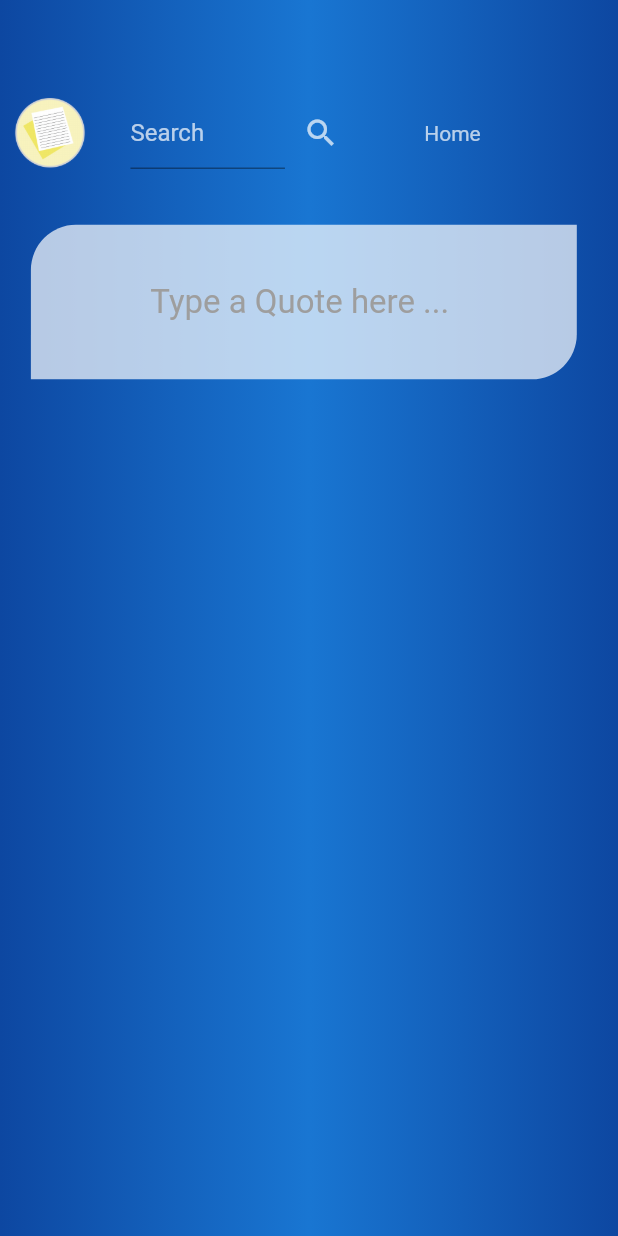
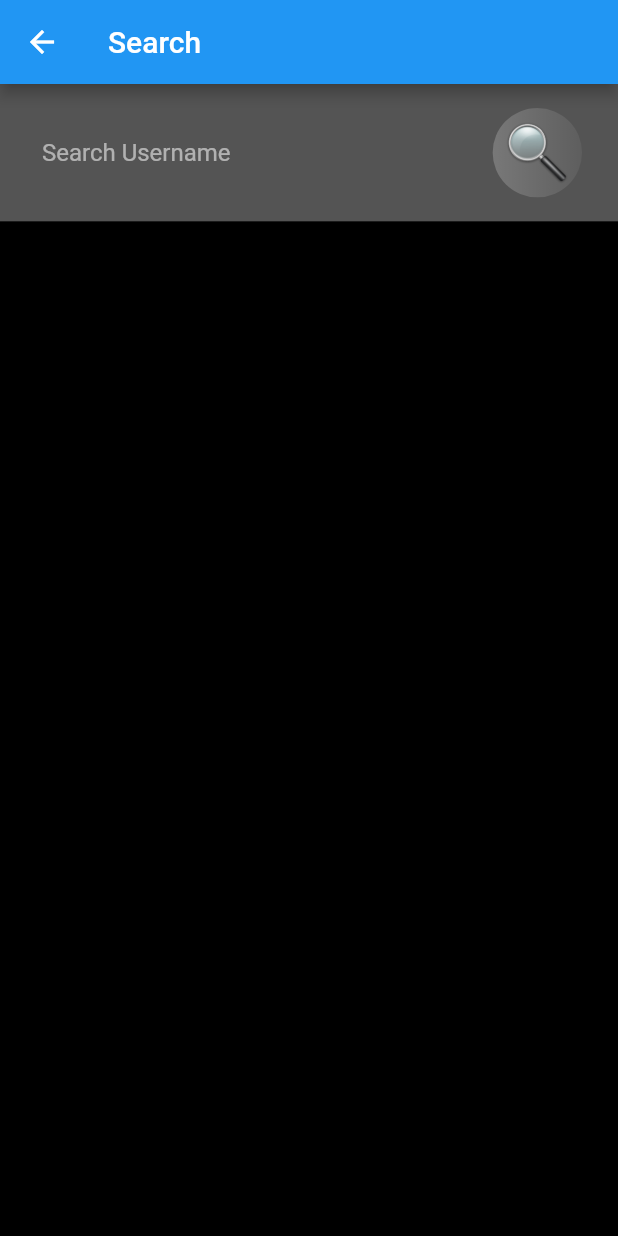
Before and after one commit to MeDoGaD/FeedMeBack, a Flutter app: the AllQuotes screen opened directly, after a tap on the "search" icon, on a phone screen of 412 x 824 dp. Run offline on Flutter 3.47's test engine with Material 2 defaults, Android fonts, the phone set to English and light mode, and no system bars; our stand-ins replace cloud_firestore, firebase_auth, firebase_database, shared_preferences; accounts and stored records are empty.

Commit message:
searchPageAdded

```diff
--- a/lib/pages/quotes.dart
+++ b/lib/pages/quotes.dart
@@ -3,6 +3,7 @@ import 'package:feedme/UI_models/CommentUi_model.dart';
 import 'package:feedme/model/quot_model.dart';
 import 'package:feedme/model/user_model.dart';
 import 'package:feedme/pages/profile.dart';
+import 'package:feedme/pages/search.dart';
 import 'package:feedme/services/database.dart';
 import 'package:firebase_database/firebase_database.dart';
 import 'package:flutter/cupertino.dart';
@@ -76,7 +77,10 @@ class _AllQuotesState extends State<AllQuotes> {
                       SizedBox(width: scwidth * 1 / 15),
                       Container(
                           width: scwidth * 1 / 4,
-                          child: TextField(
+                          child: TextField(onTap: (){ Navigator.push(
+                              context,
+                              MaterialPageRoute(
+                                  builder: (context) => new Search()));},
                             controller: _searchController,
                             decoration: InputDecoration(
                               hintText: 'Search',
@@ -90,9 +94,13 @@ class _AllQuotesState extends State<AllQuotes> {
                           color: Colors.white70,
                         ),
                         onPressed: ()async {
-                            User u = await _dataBaseMethods.getUser(_searchController.text);
-                            if(u != null)
-                              print(u.email);
+                           // User u = await _dataBaseMethods.getUser(_searchController.text);
+                            //if(u != null)
+                             // print(u.email);
+                          Navigator.push(
+                              context,
+                              MaterialPageRoute(
+                                  builder: (context) => new Search()));
                         },
                       ),
                       SizedBox(width: scwidth * 1 / 20),
--- /dev/null
+++ b/lib/pages/search.dart
@@ -0,0 +1,132 @@
+import 'package:feedme/helper/helperfunctions.dart';
+import 'package:cloud_firestore/cloud_firestore.dart';
+import 'package:flutter/material.dart';
+import 'package:feedme/services/database.dart';
+import 'package:feedme/Widgets/widget.dart';
+class Search extends StatefulWidget {
+  @override
+  _SearchState createState() => _SearchState();
+}
+
+String _myName;
+
+class _SearchState extends State<Search> {
+  TextEditingController _searchResult = new TextEditingController();
+  DataBaseMethods dataBaseMethods = new DataBaseMethods();
+
+  initialSearch() {
+
+  }
+
+  Widget searchList() {
+    return Container();
+  }
+
+  @override
+  void initState() {
+    super.initState();
+  }
+
+  Widget searchTile({String username, String useremail}) {
+    return Container(
+      padding: EdgeInsets.symmetric(horizontal: 24, vertical: 16),
+      child: Row(
+        children: [
+          Column(
+            crossAxisAlignment: CrossAxisAlignment.start,
+            children: [
+              Text(
+                username,
+                style: mediumTextStyle(),
+              ),
+              Text(
+                useremail,
+                style: mediumTextStyle(),
+              ),
+            ],
+          ),
+          Spacer(),
+          GestureDetector(
+            onTap: () {
+            },
+            child: Container(
+              decoration: BoxDecoration(
+                  color: Colors.blue, borderRadius: BorderRadius.circular(30)),
+              padding: EdgeInsets.symmetric(horizontal: 16, vertical: 16),
+              child: Text(
+                "Show Profile",
+                style: mediumTextStyle(),
+              ),
+            ),
+          ),
+        ],
+      ),
+    );
+  }
+
+  @override
+  Widget build(BuildContext context) {
+    return Scaffold(
+      backgroundColor: Colors.black,
+      appBar: AppBar(
+        title: Text("Search"),
+      ),
+      body: Container(
+        child: Column(
+          children: [
+            Container(
+              color: Color(0x54ffffff),
+              height: MediaQuery.of(context).size.height / 9,
+              padding: EdgeInsets.symmetric(horizontal: 24, vertical: 16),
+              child: Row(
+                children: [
+                  Expanded(
+                      child: Padding(
+                        padding: const EdgeInsets.only(left: 4),
+                        child: TextField(
+                          controller: _searchResult,
+                          style: TextStyle(color: Colors.white),
+                          decoration: InputDecoration(
+                              hintText: "Search Username",
+                              hintStyle: TextStyle(color: Colors.white54),
+                              border: InputBorder.none),
+                        ),
+                      )),
+                  GestureDetector(
+                    onTap: () {
+                      //initialSearch();
+                    },
+                    child: Container(
+                      decoration: BoxDecoration(
+                          gradient: LinearGradient(colors: [
+                            Color(0x36ffffff),
+                            Color(0x0fffffff),
+                          ]),
+                          borderRadius: BorderRadius.circular(40)),
+                      padding: EdgeInsets.all(9),
+                      child: Image.asset(
+                        "assets/search.png",
+                        fit: BoxFit.contain,
+                      ),
+                    ),
+                  ),
+                ],
+              ),
+            ),
+            searchList(),
+          ],
+        ),
+      ),
+    );
+  }
+}
+
+class searchTile extends StatelessWidget {
+  final String username;
+  final String useremail;
+  searchTile({this.username, this.useremail});
+  @override
+  Widget build(BuildContext context) {
+    return searchTile();
+  }
+}
```
Also changed, not shown: lib/pages/profile.dart (+19 -7 lines), lib/pages/startpage.dart (+7 -5 lines), pubspec.lock.
